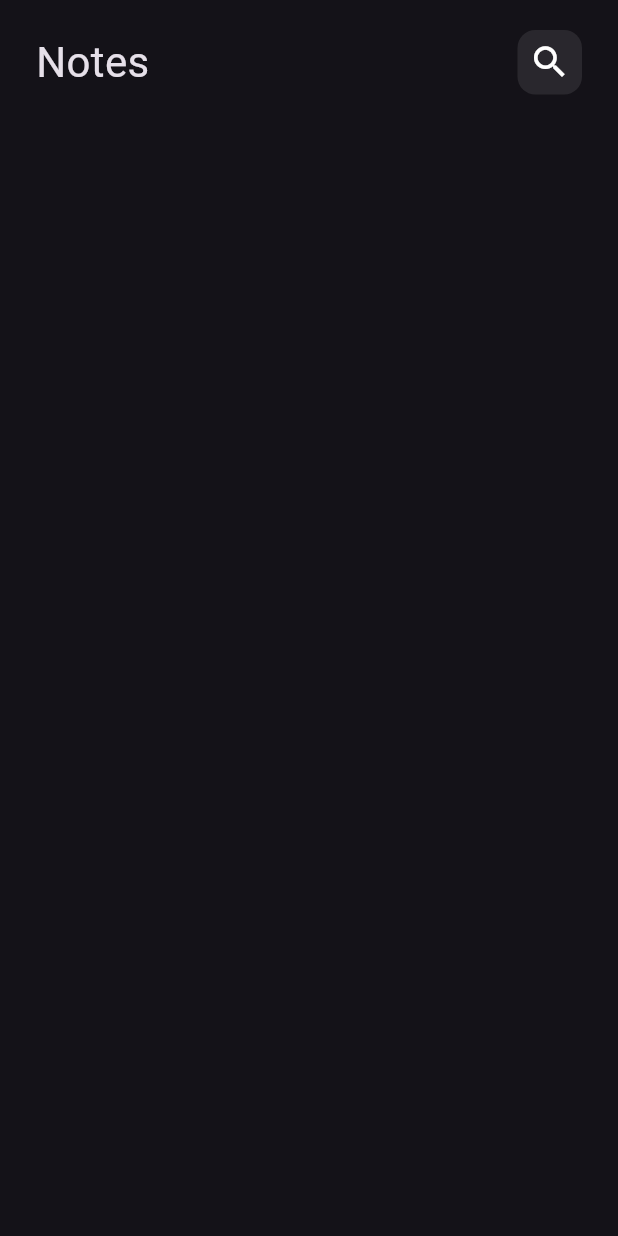
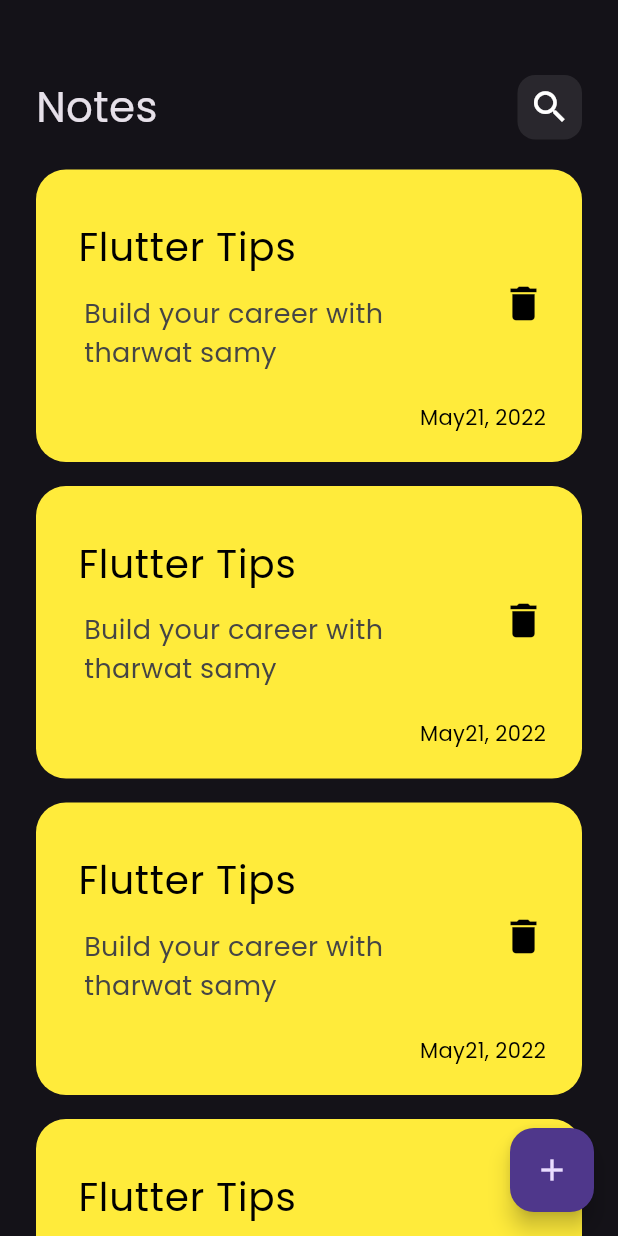
Before and after one commit to KhaledMansour14/Note_app, a Flutter app: the screen it shows after launch, on a phone screen of 412 x 824 dp. Run offline on Flutter 3.47's test engine with Material 3 defaults, Android fonts, the phone set to English and light mode, and no system bars.

Commit message:
add floating action buttom

```diff
--- a/lib/main.dart
+++ b/lib/main.dart
@@ -7,13 +7,12 @@ void main() {
 
 class NotesApp extends StatelessWidget {
   const NotesApp({super.key});
-
-  // This widget is the root of your application.
   @override
   Widget build(BuildContext context) {
     return MaterialApp(
       theme: ThemeData(
         brightness: Brightness.dark,
+        fontFamily: 'Poppins',
       ),
       home: const NotesView(),
     );
--- a/lib/views/notes_view.dart
+++ b/lib/views/notes_view.dart
@@ -6,8 +6,12 @@ class NotesView extends StatelessWidget {
 
   @override
   Widget build(BuildContext context) {
-    return const Scaffold(
-      body: NotesViewBody(),
+    return Scaffold(
+      floatingActionButton: FloatingActionButton(
+        onPressed: () {},
+        child: const Icon(Icons.add),
+      ),
+      body: const NotesViewBody(),
     );
   }
 }
--- a/lib/widgets/custom_app_bar.dart
+++ b/lib/widgets/custom_app_bar.dart
@@ -6,7 +6,9 @@ class CustomAppBar extends StatelessWidget {
 
   @override
   Widget build(BuildContext context) {
-    return const Row(
+    return const Padding(
+      padding: EdgeInsets.only(bottom: 12,),
+      child: Row(
         children: [
           Text(
             'Notes',
@@ -17,6 +19,7 @@ class CustomAppBar extends StatelessWidget {
           Spacer(),
           CustomSearchIcon(),
         ],
+      ),
     );
   }
 }
--- /dev/null
+++ b/lib/widgets/custom_note_item.dart
@@ -0,0 +1,52 @@
+import 'package:flutter/material.dart';
+
+class NoteItem extends StatelessWidget {
+  const NoteItem({super.key});
+  @override
+  Widget build(BuildContext context) {
+    return Padding(
+      padding: const EdgeInsets.symmetric(vertical: 8),
+      child: Container(
+        padding: const EdgeInsets.only(top: 24, bottom: 12, left: 12),
+        decoration: BoxDecoration(
+          color: Colors.yellow,
+          borderRadius: BorderRadius.circular(20),
+        ),
+        child: const Column(
+          crossAxisAlignment: CrossAxisAlignment.end,
+          children: [
+            ListTile(
+              title: Text(
+                'Flutter Tips',
+                style: TextStyle(fontSize: 26, color: Colors.black),
+              ),
+              subtitle: Padding(
+                padding: EdgeInsets.only(top: 12, left: 4, bottom: 12),
+                child: Text('Build your career with tharwat samy',
+                    style: TextStyle(
+                      color: Color.fromARGB(255, 69, 69, 69),
+                      fontSize: 18,
+                    )),
+              ),
+              trailing: Icon(
+                size: 30,
+                Icons.delete,
+                color: Colors.black,
+              ),
+            ),
+            Padding(
+              padding: EdgeInsets.only(right: 24, bottom: 8),
+              child: Text(
+                'May21, 2022',
+                style: TextStyle(
+                  fontSize: 14,
+                  color: Colors.black,
+                ),
+              ),
+            )
+          ],
+        ),
+      ),
+    );
+  }
+}
--- /dev/null
+++ b/lib/widgets/notes_list_view.dart
@@ -0,0 +1,14 @@
+import 'package:flutter/material.dart';
+import 'package:notesapp/widgets/custom_note_item.dart';
+
+class NotesListView extends StatelessWidget {
+  const NotesListView({super.key});
+  @override
+  Widget build(BuildContext context) {
+    return ListView.builder(
+      itemBuilder: (context, index) {
+        return const NoteItem();
+      },
+    );
+  }
+}
--- a/lib/widgets/notes_view_body.dart
+++ b/lib/widgets/notes_view_body.dart
@@ -1,19 +1,23 @@
 import 'package:flutter/material.dart';
 import 'package:notesapp/widgets/custom_app_bar.dart';
+import 'package:notesapp/widgets/custom_note_item.dart';
+import 'package:notesapp/widgets/notes_list_view.dart';
 
 class NotesViewBody extends StatelessWidget {
   const NotesViewBody({super.key});
   @override
   Widget build(BuildContext context) {
     return const Padding(
-      padding: EdgeInsets.symmetric(horizontal: 24,),
+      padding: EdgeInsets.symmetric(
+        horizontal: 24,
+      ),
       child: Column(
         children: [
           SizedBox(
-            height: 20,
+            height: 50,
           ),
           CustomAppBar(),
-        ],
+          Expanded(child: NotesListView())],
       ),
     );
   }
```
Also changed, not shown: pubspec.yaml (+5 -6 lines), assets/fonts/Poppins-Regular.ttf (added), pubspec.lock. Lines whose indentation alone changed are shown as unchanged.
